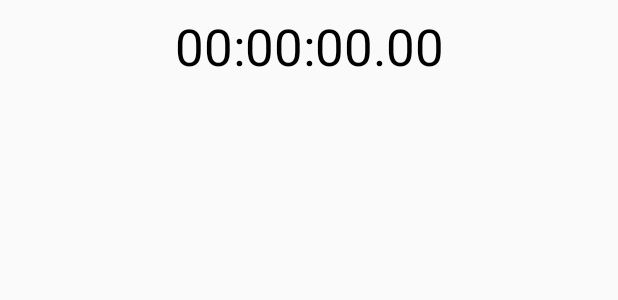
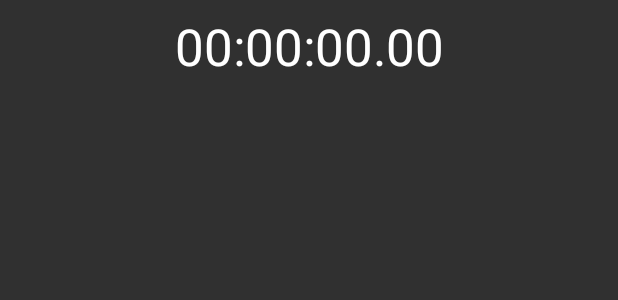
Before and after one commit to garrottkai/stopwatch, an Android app: the layout times_view.xml on its own in the app's theme, with its tools: preview values and no code run, on a phone screen of 412 x 824 dp. Shown: the top 300 px of the screen. Run offline under Robolectric (Android 15) with nearby library versions, the phone set to English and light mode, and no system bars.

```diff
--- a/app/build.gradle
+++ b/app/build.gradle
@@ -4,7 +4,7 @@ android {
     compileSdkVersion 28
     defaultConfig {
         applicationId "com.kaigarrott.stopwatch"
-        minSdkVersion 15
+        minSdkVersion 16
         targetSdkVersion 28
         versionCode 1
         versionName "1.0"
--- a/app/src/main/AndroidManifest.xml
+++ b/app/src/main/AndroidManifest.xml
@@ -1,6 +1,7 @@
 <?xml version="1.0" encoding="utf-8"?>
 <manifest xmlns:android="http://schemas.android.com/apk/res/android"
     package="com.kaigarrott.stopwatch">
+    <uses-permission android:name="android.permission.FOREGROUND_SERVICE" />
 
     <application
         android:allowBackup="true"
@@ -9,6 +10,7 @@
         android:roundIcon="@mipmap/ic_launcher_round"
         android:supportsRtl="true"
         android:theme="@style/AppTheme">
+
         <service
             android:name=".StopwatchService"
             android:enabled="false"
--- a/app/src/main/res/layout/activity_main.xml
+++ b/app/src/main/res/layout/activity_main.xml
@@ -15,7 +15,6 @@
         android:layout_marginTop="16dp"
         android:layout_marginEnd="16dp"
         android:layout_marginRight="16dp"
-        android:background="@drawable/border"
         android:padding="10dp"
         android:requiresFadingEdge="vertical"
         app:layout_constraintEnd_toEndOf="parent"
--- a/app/src/main/res/layout/times_view.xml
+++ b/app/src/main/res/layout/times_view.xml
@@ -25,4 +25,10 @@
         app:layout_constraintStart_toStartOf="parent"
         app:layout_constraintTop_toTopOf="parent"
         tools:text="@string/default_time_value" />
+    <android.support.constraint.Guideline
+        android:id="@+id/guideline"
+        android:layout_width="wrap_content"
+        android:layout_height="wrap_content"
+        android:orientation="horizontal"
+        app:layout_constraintGuide_percent="0.5"/>
 </LinearLayout>
--- a/app/src/main/res/values/colors.xml
+++ b/app/src/main/res/values/colors.xml
@@ -3,5 +3,5 @@
     <color name="colorPrimary">#F43636</color>
     <color name="colorPrimaryDark">#8F1717</color>
     <color name="colorAccent">#000000</color>
-    <color name="colorText">#000000</color>
+    <color name="colorText">#FFFFFF</color>
 </resources>
--- a/app/src/main/res/values/styles.xml
+++ b/app/src/main/res/values/styles.xml
@@ -1,7 +1,7 @@
 <resources>
 
     <!-- Base application theme. -->
-    <style name="AppTheme" parent="Theme.AppCompat.Light.NoActionBar">
+    <style name="AppTheme" parent="Theme.AppCompat.NoActionBar">
         <!-- Customize your theme here. -->
         <item name="colorPrimary">@color/colorPrimary</item>
         <item name="colorPrimaryDark">@color/colorPrimaryDark</item>
```
Also changed, not shown: app/src/main/java/com/kaigarrott/stopwatch/MainActivity.java (+3 -21 lines), app/src/main/java/com/kaigarrott/stopwatch/StopwatchService.java (+35 -4 lines).
